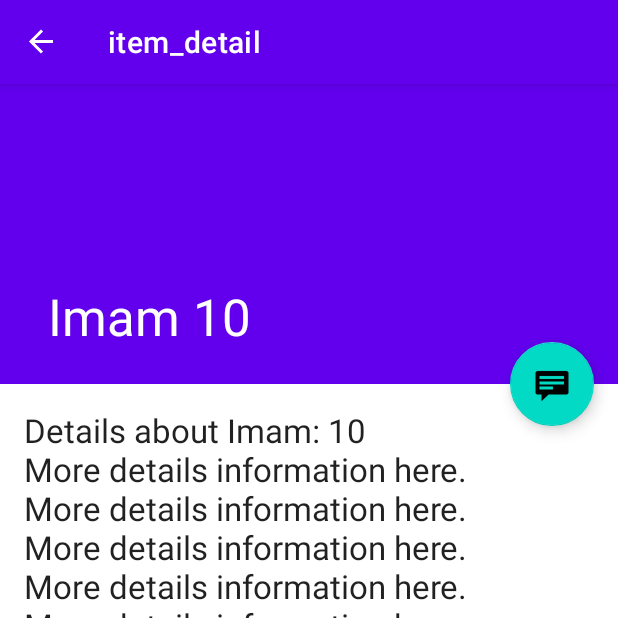
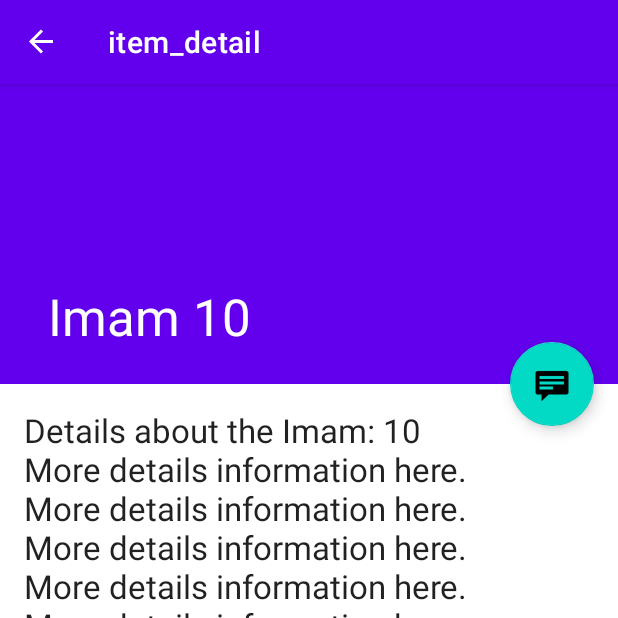
Before and after one commit to aalshawa97/ImamFinder, an Android app: the screen it shows after launch (ItemDetailHostActivity), after a tap on "10", on a phone screen of 412 x 824 dp, the top half of it. Run offline under Robolectric (Android 15) with nearby library versions, the phone set to English and light mode, and no system bars; our stand-ins replace navigation-ui.

Commit message:
Updated description of imam!

```diff
--- a/app/src/main/java/com/example/detailapplication/ItemListFragment.kt
+++ b/app/src/main/java/com/example/detailapplication/ItemListFragment.kt
@@ -101,7 +101,7 @@ class ItemListFragment : Fragment() {
         /**
          * Context click listener to handle Right click events
          * from mice and trackpad input to provide a more native
-         * experience on larger screen devices
+         * experience on larger screen devicesmmmmmmmmmmmmmmmmmmmmmmmmmmmmmmmmmmmmmmmmmmm                                                                                                                                                                                         j
          */
         val onContextClickListener = View.OnContextClickListener { v ->
             val item = v.tag as PlaceholderContent.PlaceholderItem
--- a/app/src/main/java/com/example/detailapplication/placeholder/PlaceholderContent.kt
+++ b/app/src/main/java/com/example/detailapplication/placeholder/PlaceholderContent.kt
@@ -41,7 +41,7 @@ object PlaceholderContent {
 
     private fun makeDetails(position: Int): String {
         val builder = StringBuilder()
-        builder.append("Details about Imam: ").append(position)
+        builder.append("Details about the Imam: ").append(position)
         for (i in 0..position - 1) {
             builder.append("\nMore details information here.")
         }
--- a/app/src/main/res/layout/activity_item_detail.xml
+++ b/app/src/main/res/layout/activity_item_detail.xml
@@ -19,4 +19,22 @@
         app:navGraph="@navigation/primary_details_nav_graph"
         tools:layout="@layout/fragment_item_detail" />
 
+    <ImageView
+        android:id="@+id/imageView"
+        android:layout_width="160dp"
+        android:layout_height="215dp"
+        android:layout_marginStart="141dp"
+        android:layout_marginLeft="141dp"
+        android:layout_marginTop="267dp"
+        android:layout_marginEnd="142dp"
+        android:layout_marginRight="142dp"
+        android:layout_marginBottom="336dp"
+        android:contentDescription="Imam picture"
+        app:layout_constraintBottom_toBottomOf="parent"
+        app:layout_constraintEnd_toEndOf="parent"
+        app:layout_constraintStart_toStartOf="parent"
+        app:layout_constraintTop_toTopOf="parent"
+        app:layout_constraintVertical_bias="0.0"
+        tools:srcCompat="@tools:sample/avatars" />
+
 </androidx.constraintlayout.widget.ConstraintLayout>
--- a/build.gradle
+++ b/build.gradle
@@ -18,7 +18,6 @@ allprojects {
     repositories {
         google()
         mavenCentral()
-        jcenter() // Warning: this repository is going to shut down soon
     }
 }
 
```
